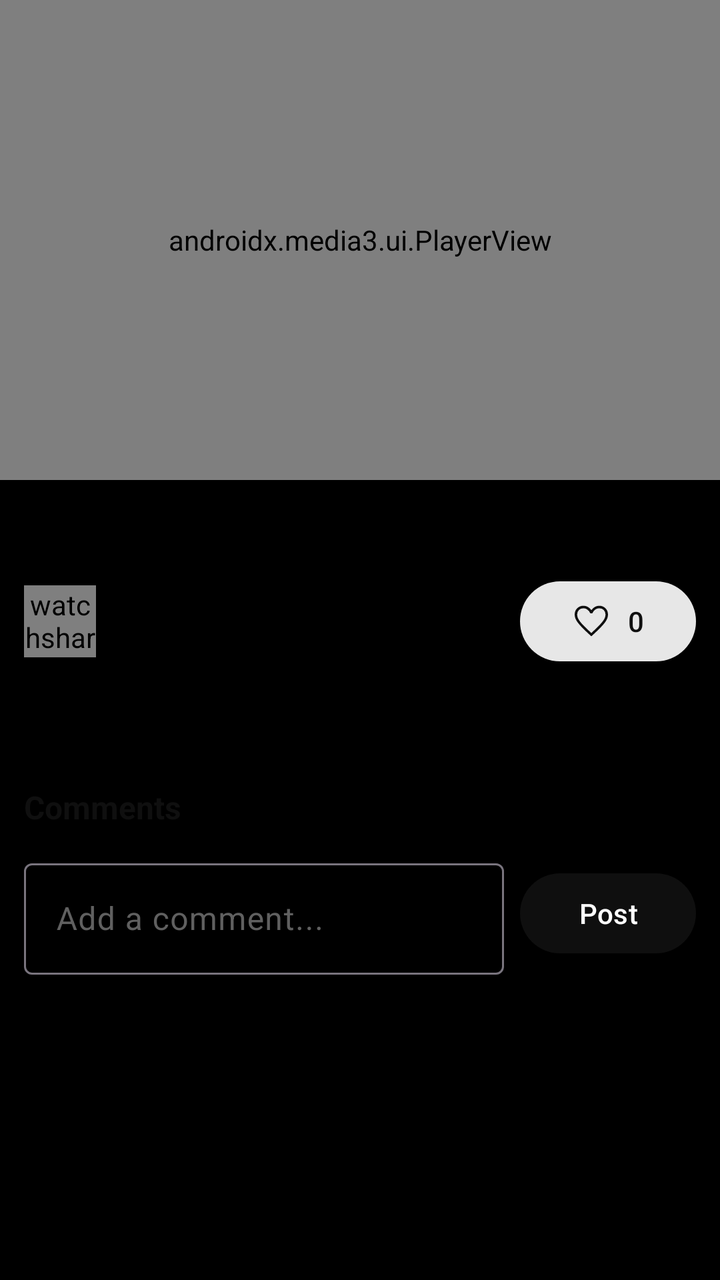
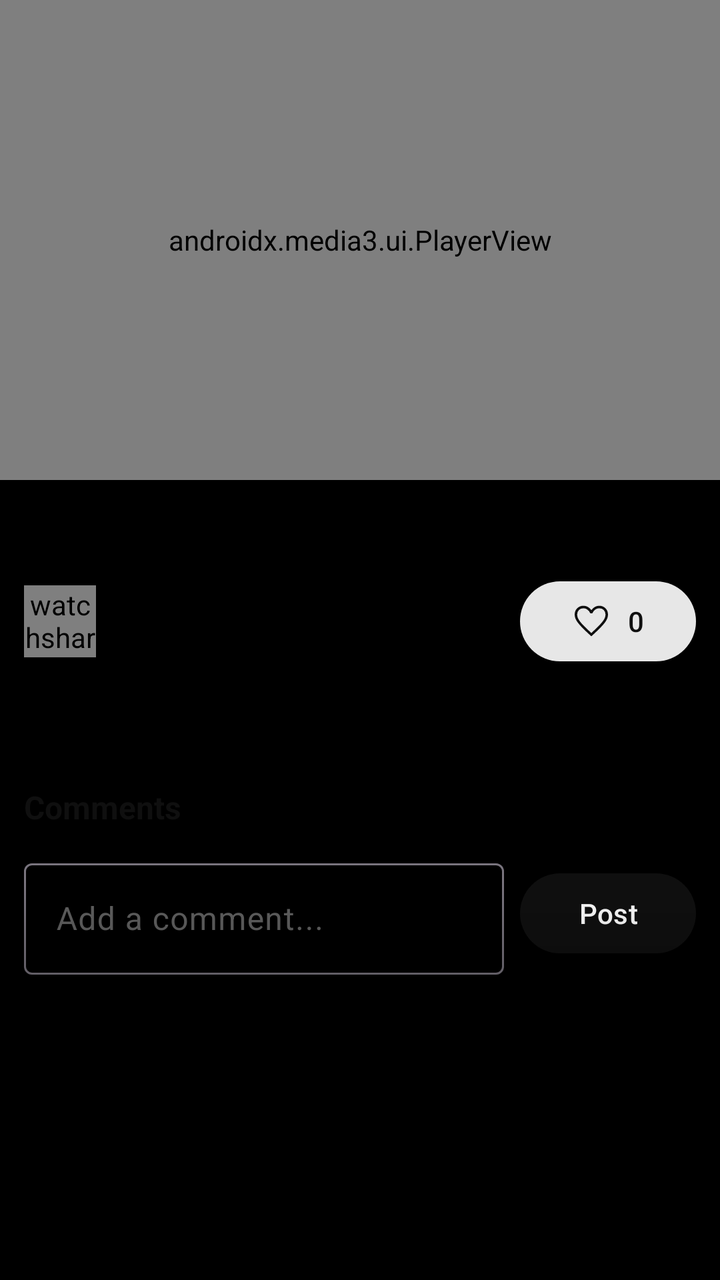

Compare the two renders of this Android layout. The source of the first and the diff that turns it into the second are given below.
<!-- AndroidManifest.xml: application theme Theme.WatchShark -->
<!-- res/layout/fragment_watch.xml -->
<?xml version="1.0" encoding="utf-8"?>
<ScrollView xmlns:android="http://schemas.android.com/apk/res/android"
    xmlns:app="http://schemas.android.com/apk/res-auto"
    android:layout_width="match_parent"
    android:layout_height="match_parent"
    android:background="@android:color/black"
    android:fillViewport="true">

    <LinearLayout
        android:layout_width="match_parent"
        android:layout_height="wrap_content"
        android:orientation="vertical"
        android:paddingBottom="24dp">

        <FrameLayout
            android:layout_width="match_parent"
            android:layout_height="240dp"
            android:background="@android:color/black">

            <ImageView
                android:id="@+id/web_poster"
                android:layout_width="match_parent"
                android:layout_height="match_parent"
                android:scaleType="centerCrop"
                android:background="@android:color/black" />

            <androidx.media3.ui.PlayerView
                android:id="@+id/player"
                android:layout_width="match_parent"
                android:layout_height="match_parent"
                android:background="@android:color/black"
                app:hide_on_touch="true"
                app:show_buffering="when_playing"
                app:show_timeout="3000" />

            <com.google.android.material.button.MaterialButton
                android:id="@+id/web_bigplay"
                android:layout_width="72dp"
                android:layout_height="72dp"
                android:layout_gravity="center"
                android:contentDescription="Play"
                android:insetLeft="0dp"
                android:insetRight="0dp"
                android:insetTop="0dp"
                android:insetBottom="0dp"
                android:minWidth="0dp"
                android:minHeight="0dp"
                android:visibility="gone"
                app:backgroundTint="?attr/colorPrimary"
                app:cornerRadius="36dp"
                app:icon="@drawable/ic_play_arrow"
                app:iconGravity="textStart"
                app:iconPadding="0dp"
                app:iconSize="36dp"
                app:iconTint="?attr/colorOnPrimary" />
        </FrameLayout>

        <TextView
            android:id="@+id/title"
            android:layout_width="match_parent"
            android:layout_height="wrap_content"
            android:padding="12dp"
            android:textColor="?attr/colorOnSurface"
            android:textSize="17sp"
            android:textStyle="bold" />

        <LinearLayout
            android:id="@+id/owner_row"
            android:layout_width="match_parent"
            android:layout_height="wrap_content"
            android:gravity="center_vertical"
            android:orientation="horizontal"
            android:paddingStart="12dp"
            android:paddingEnd="12dp">

            <watchshark.duckdns.org.ui.WebmAvatarView
                android:id="@+id/avatar"
                android:layout_width="36dp"
                android:layout_height="36dp" />

            <TextView
                android:id="@+id/username"
                android:layout_width="0dp"
                android:layout_height="wrap_content"
                android:layout_weight="1"
                android:layout_marginStart="8dp"
                android:textColor="?attr/colorOnSurface"
                android:textSize="14sp" />

            <com.google.android.material.button.MaterialButton
                android:id="@+id/follow_btn"
                style="@style/Widget.Material3.Button.OutlinedButton"
                android:layout_width="wrap_content"
                android:layout_height="wrap_content"
                android:text="Follow"
                android:visibility="gone" />

            <com.google.android.material.button.MaterialButton
                android:id="@+id/like_btn"
                style="@style/Widget.Material3.Button.TonalButton"
                android:layout_width="wrap_content"
                android:layout_height="wrap_content"
                android:layout_marginStart="8dp"
                android:text="0"
                app:icon="@drawable/ic_favorite_outline"
                app:iconGravity="textStart"
                app:iconPadding="8dp"
                app:iconSize="20dp" />
        </LinearLayout>

        <TextView
            android:id="@+id/stats"
            android:layout_width="match_parent"
            android:layout_height="wrap_content"
            android:padding="12dp"
            android:textColor="?attr/colorOnSurfaceVariant"
            android:textSize="12sp" />

        <TextView
            android:id="@+id/desc"
            android:layout_width="match_parent"
            android:layout_height="wrap_content"
            android:paddingStart="12dp"
            android:paddingEnd="12dp"
            android:textColor="?attr/colorOnSurface"
            android:textSize="13sp" />

        <LinearLayout
            android:id="@+id/mod_row"
            android:layout_width="match_parent"
            android:layout_height="wrap_content"
            android:orientation="horizontal"
            android:padding="12dp"
            android:visibility="gone">

            <com.google.android.material.button.MaterialButton
                android:id="@+id/manage_btn"
                style="@style/Widget.Material3.Button.OutlinedButton"
                android:layout_width="wrap_content"
                android:layout_height="wrap_content"
                android:text="Manage"
                app:icon="@drawable/ic_more_vert" />
        </LinearLayout>

        <TextView
            android:layout_width="match_parent"
            android:layout_height="wrap_content"
            android:paddingStart="12dp"
            android:text="Comments"
            android:textColor="?attr/colorOnSurface"
            android:textSize="16sp"
            android:textStyle="bold" />

        <LinearLayout
            android:layout_width="match_parent"
            android:layout_height="wrap_content"
            android:gravity="center_vertical"
            android:orientation="horizontal"
            android:padding="12dp">

            <com.google.android.material.textfield.TextInputLayout
                android:layout_width="0dp"
                android:layout_height="wrap_content"
                android:layout_weight="1"
                style="@style/Widget.Material3.TextInputLayout.OutlinedBox">

                <com.google.android.material.textfield.TextInputEditText
                    android:id="@+id/comment_box"
                    android:layout_width="match_parent"
                    android:layout_height="wrap_content"
                    android:hint="Add a comment..."
                    android:maxLines="3" />
            </com.google.android.material.textfield.TextInputLayout>

            <com.google.android.material.button.MaterialButton
                android:id="@+id/comment_send"
                android:layout_width="wrap_content"
                android:layout_height="wrap_content"
                android:layout_marginStart="8dp"
                android:text="Post" />
        </LinearLayout>

        <androidx.recyclerview.widget.RecyclerView
            android:id="@+id/comments"
            android:layout_width="match_parent"
            android:layout_height="wrap_content"
            android:nestedScrollingEnabled="false" />
    </LinearLayout>
</ScrollView>
<!-- resources referenced by this layout -->
<resources>
  <!-- drawable ic_favorite_outline (drawable) -->
  <vector xmlns:android="http://schemas.android.com/apk/res/android"
      android:width="24dp"
      android:height="24dp"
      android:viewportWidth="960"
      android:viewportHeight="960">
      <group android:translateY="960">
          <path
              android:fillColor="#FFFFFF"
              android:fillType="evenOdd"
              android:pathData="m480-121-41-37q-105.77-97.12-174.88-167.56Q195-396 154-451.5T96.5-552Q80-597 80-643q0-90.15 60.5-150.58Q201-854 290-854q57 0 105.5 27t84.5 78q42-54 89-79.5T670-854q89 0 149.5 60.42Q880-733.15 880-643q0 46-16.5 91T806-451.5Q765-396 695.88-325.56 626.77-255.12 521-158l-41 37Zm0-79q101.24-93 166.62-159.5Q712-426 750.5-476t54-89.14q15.5-39.13 15.5-77.72 0-66.14-42-108.64T670.22-794q-51.52 0-95.37 31.5T504-674h-49q-26-56-69.85-88-43.85-32-95.37-32Q224-794 182-751.5t-42 108.82q0 38.68 15.5 78.18 15.5 39.5 54 90T314-358q66 66 166 158Zm0-297Z" />
      </group>
  </vector>
  <!-- drawable ic_more_vert (drawable) -->
  <vector xmlns:android="http://schemas.android.com/apk/res/android"
      android:width="24dp"
      android:height="24dp"
      android:viewportWidth="24"
      android:viewportHeight="24"
      android:tint="#FFFFFF">
      <path
          android:fillColor="#FFFFFF"
          android:pathData="M12,8c1.1,0 2,-0.9 2,-2s-0.9,-2 -2,-2 -2,0.9 -2,2 0.9,2 2,2zM12,10c-1.1,0 -2,0.9 -2,2s0.9,2 2,2 2,-0.9 2,-2 -0.9,-2 -2,-2zM12,16c-1.1,0 -2,0.9 -2,2s0.9,2 2,2 2,-0.9 2,-2 -0.9,-2 -2,-2z" />
  </vector>
  <!-- drawable ic_play_arrow (drawable) -->
  <vector xmlns:android="http://schemas.android.com/apk/res/android"
      android:width="24dp"
      android:height="24dp"
      android:viewportWidth="960"
      android:viewportHeight="960">
      <group android:translateY="960">
          <path
              android:fillColor="#FFFFFF"
              android:fillType="evenOdd"
              android:pathData="M320-203v-560l440 280-440 280Zm60-280Zm0 171 269-171-269-171v342Z" />
      </group>
  </vector>
  <style name="Theme.WatchShark" parent="Theme.Material3.DayNight.NoActionBar">
          <item name="android:windowBackground">@android:color/white</item>
          <item name="android:statusBarColor">@android:color/transparent</item>
          <item name="android:navigationBarColor">@android:color/transparent</item>
          <item name="android:windowLightStatusBar">true</item>
          
          <item name="colorPrimary">#0F0F0F</item>
          <item name="colorOnPrimary">@android:color/white</item>
          <item name="colorPrimaryContainer">#E7E7E7</item>
          <item name="colorOnPrimaryContainer">#0F0F0F</item>
          <item name="colorSecondary">#606060</item>
          <item name="colorOnSecondary">@android:color/white</item>
          <item name="colorSecondaryContainer">#E7E7E7</item>
          <item name="colorOnSecondaryContainer">#0F0F0F</item>
          <item name="colorTertiary">#404040</item>
          <item name="colorSurface">@android:color/white</item>
          <item name="colorOnSurface">#0F0F0F</item>
          <item name="colorSurfaceVariant">#F0F0F0</item>
          <item name="colorOnSurfaceVariant">#606060</item>
          <item name="colorError">#B3261E</item>
          <item name="android:colorError">#B3261E</item>
      </style>
</resources>

<!-- the commit's change to res/layout/fragment_watch.xml (unified diff, before → after) -->
@@ -1,9 +1,16 @@
 <?xml version="1.0" encoding="utf-8"?>
-<ScrollView xmlns:android="http://schemas.android.com/apk/res/android"
+<FrameLayout xmlns:android="http://schemas.android.com/apk/res/android"
     xmlns:app="http://schemas.android.com/apk/res-auto"
     android:layout_width="match_parent"
     android:layout_height="match_parent"
+    android:background="@android:color/black">
+
+<ScrollView
+    android:id="@+id/watch_scroll"
+    android:layout_width="match_parent"
+    android:layout_height="match_parent"
     android:background="@android:color/black"
+    android:clipToPadding="false"
     android:fillViewport="true">
 
     <LinearLayout
@@ -187,3 +194,11 @@
             android:nestedScrollingEnabled="false" />
     </LinearLayout>
 </ScrollView>
+
+    
+    <View
+        android:layout_width="match_parent"
+        android:layout_height="200dp"
+        android:layout_gravity="bottom"
+        android:background="@drawable/gradient_bottom" />
+</FrameLayout>
<!-- resource entries referenced after the edit -->
@@ -1,5 +1,14 @@
 <!-- resources referenced by this layout -->
 <resources>
+  <!-- drawable gradient_bottom (drawable) -->
+  <?xml version="1.0" encoding="utf-8"?>
+  <shape xmlns:android="http://schemas.android.com/apk/res/android"
+      android:shape="rectangle">
+      <gradient
+          android:angle="90"
+          android:startColor="#CC000000"
+          android:endColor="#00000000" />
+  </shape>
   <!-- drawable ic_favorite_outline (drawable) -->
   <vector xmlns:android="http://schemas.android.com/apk/res/android"
       android:width="24dp"
